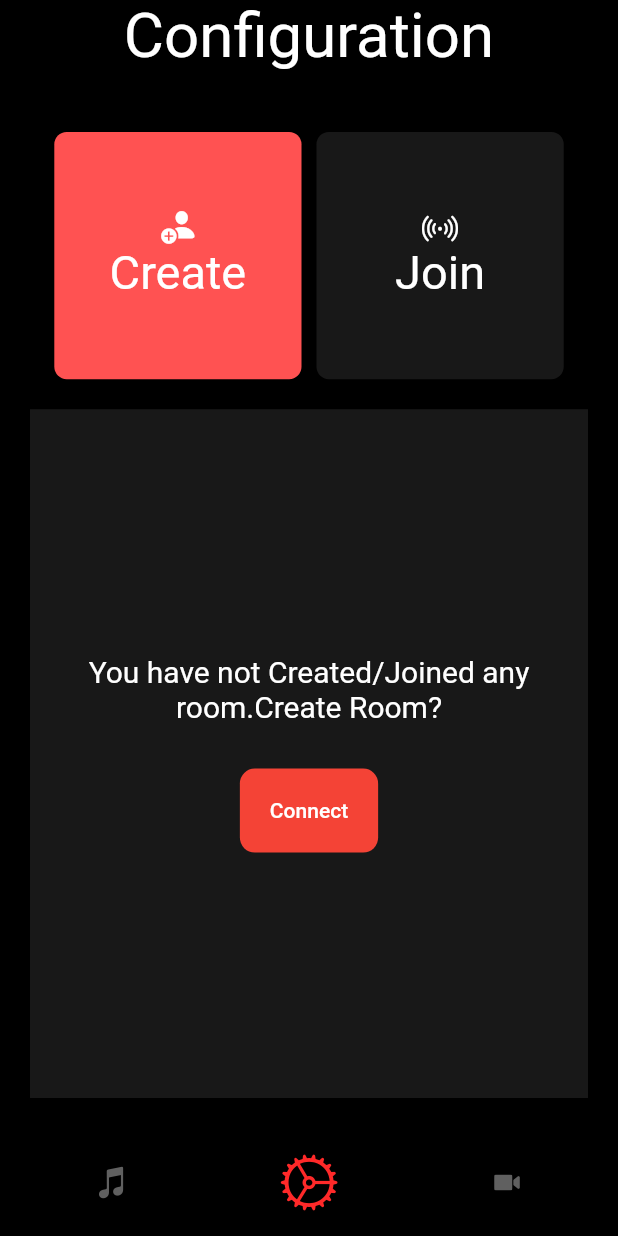
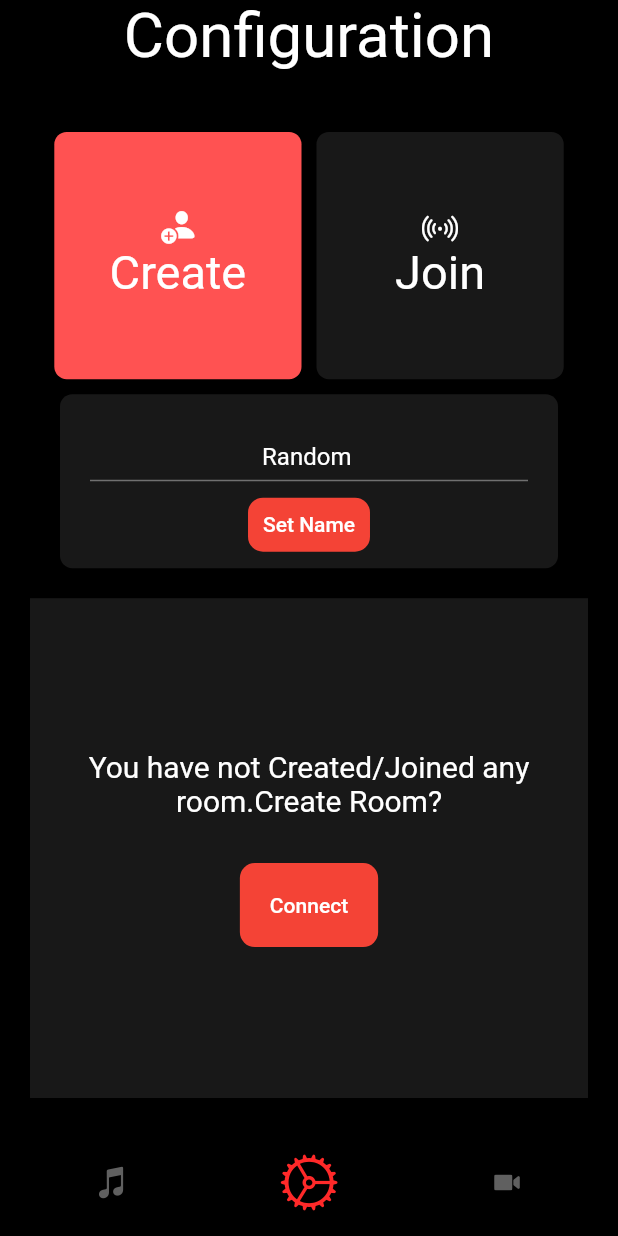
Before and after one commit to Yogeshk4124/SyncPlayer, a Flutter app: the screen it shows after launch, on a phone screen of 412 x 824 dp. Run offline on Flutter 3.47's test engine with Material 2 defaults, Android fonts, the phone set to English and light mode, and no system bars; drawn by our look-alikes of flutter_snake_navigationbar; our stand-ins replace assets_audio_player, file_picker, flick_video_player, google_fonts, sleek_circular_slider, video_player; missing offline and left inert: adv_fab, flutter_widgets.

Commit message:
Username Option created

```diff
--- a/lib/Configuration.dart
+++ b/lib/Configuration.dart
@@ -18,18 +18,22 @@ class Home2 extends StatefulWidget {
 
 class _Home2State extends State<Home2> {
   final _joinController = TextEditingController();
+  final _nameController = TextEditingController();
   int _selected = 1;
   String creating = 'You have not Created/Joined any room.Create Room?',
       button = "Connect",
-      link = 'http://harmonpreet012.centralindia.cloudapp.azure.com:8000/createRoom';
+      link =
+          'http://harmonpreet012.centralindia.cloudapp.azure.com:8000/createRoom';
   String Jjoining = 'Enter Room Id',
       Jbutton = "Join",
-      Jlink = 'http://harmonpreet012.centralindia.cloudapp.azure.com:8000/addUser/';
+      Jlink =
+          'http://harmonpreet012.centralindia.cloudapp.azure.com:8000/addUser/';
   int get = 0;
 
   @override
   void initState() {
     super.initState();
+    _nameController.text = "Random";
     if (widget.data['Create'] == '-1' && widget.data['Join'] != '-1') {
       _selected = 2;
       Jjoining = 'Joined:' + widget.data['Join'].toString();
@@ -37,8 +41,9 @@ class _Home2State extends State<Home2> {
     } else if (widget.data['Create'] != '-1' && widget.data['Join'] == '-1') {
       _selected = 1;
       creating = 'Created:' + widget.data['Create'].toString();
-      link = 'http://harmonpreet012.centralindia.cloudapp.azure.com:8000/closeRoom/' +
-          widget.data['Create'].toString();
+      link =
+          'http://harmonpreet012.centralindia.cloudapp.azure.com:8000/closeRoom/' +
+              widget.data['Create'].toString();
       button = "Disconnect";
     }
   }
@@ -79,8 +84,9 @@ class _Home2State extends State<Home2> {
                       print("CD:1");
                       widget.data['Create'] = decodedData['Room-id'].toString();
                       creating = 'Created:' + widget.data['Create'].toString();
-                      link = 'http://harmonpreet012.centralindia.cloudapp.azure.com:8000/closeRoom/' +
-                          widget.data['Create'].toString();
+                      link =
+                          'http://harmonpreet012.centralindia.cloudapp.azure.com:8000/closeRoom/' +
+                              widget.data['Create'].toString();
                       button = "Disconnect";
                     } else {
                       widget.data['Create'] = '-1';
@@ -88,7 +94,8 @@ class _Home2State extends State<Home2> {
                       creating =
                           'You have not Created/Joined any room.Create Room?';
                       button = "Connect";
-                      link = 'http://harmonpreet012.centralindia.cloudapp.azure.com:8000/createRoom';
+                      link =
+                          'http://harmonpreet012.centralindia.cloudapp.azure.com:8000/createRoom';
                     }
                   });
                 });
@@ -164,8 +171,11 @@ class _Home2State extends State<Home2> {
             ),
             if (get == 1)
               Container(
-                margin: EdgeInsets.only(bottom: 20,top: 5),
-                child: Text("Room Not Found",style: TextStyle(color: Colors.red),),
+                margin: EdgeInsets.only(bottom: 20, top: 5),
+                child: Text(
+                  "Room Not Found",
+                  style: TextStyle(color: Colors.red),
+                ),
               )
             else
               SizedBox.fromSize(
@@ -234,7 +244,6 @@ class _Home2State extends State<Home2> {
       w = join();
     return Scaffold(
       resizeToAvoidBottomInset: false,
-      resizeToAvoidBottomPadding: false,
       backgroundColor: Colors.black,
       body: SafeArea(
         child: Column(
@@ -243,7 +252,7 @@ class _Home2State extends State<Home2> {
             Text(
               "Configuration",
               style: GoogleFonts.poiretOne(
-                fontSize: MediaQuery.of(context).size.width * 0.1,
+                fontSize: MediaQuery.maybeOf(context).size.width * 0.1,
               ),
               maxLines: 1,
             ),
@@ -261,13 +270,13 @@ class _Home2State extends State<Home2> {
                     });
                   },
                   child: Container(
-                    height: MediaQuery.of(context).size.height * 0.20,
-                    width: MediaQuery.of(context).size.height * 0.20,
+                    height: MediaQuery.maybeOf(context).size.height * 0.20,
+                    width: MediaQuery.maybeOf(context).size.height * 0.20,
                     padding: const EdgeInsets.symmetric(
                         horizontal: 20, vertical: 40),
                     decoration: BoxDecoration(
                       borderRadius: BorderRadius.all(Radius.circular(
-                          MediaQuery.of(context).size.width * 0.02)),
+                          MediaQuery.maybeOf(context).size.width * 0.02)),
                       // color: Color(0xff2C353D),
                       color:
                           _selected == 1 ? Colors.redAccent : Color(0xff181818),
@@ -280,7 +289,8 @@ class _Home2State extends State<Home2> {
                             "Create",
                             style: TextStyle(
                                 fontSize:
-                                    MediaQuery.of(context).size.height * 0.038),
+                                    MediaQuery.maybeOf(context).size.height *
+                                        0.038),
                           ),
                         ]),
                   ),
@@ -296,13 +306,13 @@ class _Home2State extends State<Home2> {
                     });
                   },
                   child: Container(
-                    height: MediaQuery.of(context).size.height * 0.20,
-                    width: MediaQuery.of(context).size.height * 0.20,
+                    height: MediaQuery.maybeOf(context).size.height * 0.20,
+                    width: MediaQuery.maybeOf(context).size.height * 0.20,
                     padding: const EdgeInsets.symmetric(
                         horizontal: 20, vertical: 40),
                     decoration: BoxDecoration(
                       borderRadius: BorderRadius.all(Radius.circular(
-                          MediaQuery.of(context).size.width * 0.02)),
+                          MediaQuery.maybeOf(context).size.width * 0.02)),
                       // color: Color(0xff2C353D),
                       color:
                           _selected == 2 ? Colors.redAccent : Color(0xff181818),
@@ -315,12 +325,56 @@ class _Home2State extends State<Home2> {
                             "Join",
                             style: TextStyle(
                                 fontSize:
-                                    MediaQuery.of(context).size.height * 0.038),
+                                    MediaQuery.maybeOf(context).size.height *
+                                        0.038),
                           ),
                         ]),
                   ),
                 ),
               ],
+            ),
+            SizedBox(
+              width: 10,
+              height: 10,
+            ),
+            Container(
+              margin: EdgeInsets.symmetric(horizontal: 40),
+              padding: const EdgeInsets.symmetric(horizontal: 20, vertical: 10),
+              decoration: BoxDecoration(
+                borderRadius: BorderRadius.all(Radius.circular(
+                    MediaQuery.maybeOf(context).size.width * 0.02)),
+                color: Color(0xff181818),
+              ),
+              child: Column(
+                children: [
+                  TextField(
+                    controller: _nameController,
+                    textAlign: TextAlign.center,
+                    decoration: new InputDecoration(
+                      focusedBorder: UnderlineInputBorder(
+                        borderSide: BorderSide(color: Colors.red),
+                      ),
+                      contentPadding: EdgeInsets.only(bottom: -15),
+                    ),
+                  ),
+                  MaterialButton(
+                    onPressed: () {},
+                    child: Container(
+                        margin: EdgeInsets.only(top: 10),
+                        padding:
+                            EdgeInsets.symmetric(vertical: 10, horizontal: 10),
+                        decoration: BoxDecoration(
+                            color: Colors.red,
+                            borderRadius:
+                                BorderRadius.all(Radius.circular(10))),
+                        child: Text(
+                          "Set Name",
+                          style: GoogleFonts.roboto(),
+                          textAlign: TextAlign.center,
+                        )),
+                  ),
+                ],
+              ),
             ),
             Expanded(
               child: Container(
--- a/lib/SplashScreen.dart
+++ b/lib/SplashScreen.dart
@@ -25,6 +25,6 @@ class _SplashScreenState extends State<SplashScreen> {
     return Container(
         alignment: Alignment.center,
         color: Colors.black,
-        child: Image.asset("assets/images/logo.png",width: MediaQuery.of(context).size.width*0.5,fit: BoxFit.fill,height: MediaQuery.of(context).size.width*0.5,));
+        child: Image.asset("assets/images/logo.png",width: MediaQuery.maybeOf(context).size.width*0.5,fit: BoxFit.fill,height: MediaQuery.maybeOf(context).size.width*0.5,));
   }
 }
--- a/lib/Utils/MarqueeText.dart
+++ b/lib/Utils/MarqueeText.dart
@@ -81,8 +81,8 @@ class MarqueeTextState extends State<MarqueeText>
   @override
   void didChangeDependencies() {
     super.didChangeDependencies();
-    screenWidth = MediaQuery.of(context).size.width;
-    screenHeight = MediaQuery.of(context).size.height;
+    screenWidth = MediaQuery.maybeOf(context).size.width;
+    screenHeight = MediaQuery.maybeOf(context).size.height;
   }
 
   Widget getBothEndsChild() {
--- a/lib/VideoPlayers/VideoPlayer.dart
+++ b/lib/VideoPlayers/VideoPlayer.dart
@@ -193,7 +193,7 @@ class _VideoPlayerState extends State<VideoPlayer> {
                         Image.asset(
                           "assets/images/video.jpeg",
                           fit: BoxFit.fill,
-                          height: MediaQuery.of(context).size.height * 0.60,
+                          height: MediaQuery.maybeOf(context).size.height * 0.60,
                         ),
                         Text(
                           'Get Ready!!',
--- a/lib/audioPlayers/audioPlayer.dart
+++ b/lib/audioPlayers/audioPlayer.dart
@@ -175,7 +175,7 @@ class _audioPlayerState extends State<audioPlayer> {
                       appearance: CircularSliderAppearance(
                         angleRange: 360,
                         animationEnabled: false,
-                        size: MediaQuery.of(context).size.width * 0.60,
+                        size: MediaQuery.maybeOf(context).size.width * 0.60,
                         startAngle: 270,
                         animDurationMultiplier: 300,
                         customWidths: CustomSliderWidths(
@@ -203,7 +203,7 @@ class _audioPlayerState extends State<audioPlayer> {
                     s = SleekCircularSlider(
                       appearance: CircularSliderAppearance(
                         angleRange: 360,
-                        size: MediaQuery.of(context).size.width * 0.65,
+                        size: MediaQuery.maybeOf(context).size.width * 0.65,
                         startAngle: 270,
                         animDurationMultiplier: 300,
                         customWidths: CustomSliderWidths(
@@ -273,7 +273,7 @@ class _audioPlayerState extends State<audioPlayer> {
                     text = getSong();
                     return Container(
                       height: 46,
-                      width: MediaQuery.of(context).size.width * 0.8,
+                      width: MediaQuery.maybeOf(context).size.width * 0.8,
                       child: MarqueeText(
                         text: text,
                         textStyle: GoogleFonts.poiretOne(
--- a/lib/audioPlayers/audioPlayerCreate.dart
+++ b/lib/audioPlayers/audioPlayerCreate.dart
@@ -194,7 +194,7 @@ class _audioPlayerCreateState extends State<audioPlayerCreate> {
                       appearance: CircularSliderAppearance(
                         angleRange: 360,
                         animationEnabled: false,
-                        size: MediaQuery.of(context).size.width * 0.60,
+                        size: MediaQuery.maybeOf(context).size.width * 0.60,
                         startAngle: 270,
                         animDurationMultiplier: 300,
                         customWidths: CustomSliderWidths(
@@ -228,7 +228,7 @@ class _audioPlayerCreateState extends State<audioPlayerCreate> {
                     s = SleekCircularSlider(
                       appearance: CircularSliderAppearance(
                         angleRange: 360,
-                        size: MediaQuery.of(context).size.width * 0.65,
+                        size: MediaQuery.maybeOf(context).size.width * 0.65,
                         startAngle: 270,
                         animDurationMultiplier: 300,
                         customWidths: CustomSliderWidths(
@@ -298,7 +298,7 @@ class _audioPlayerCreateState extends State<audioPlayerCreate> {
                     text = getSong();
                     return Container(
                       height: 46,
-                      width: MediaQuery.of(context).size.width * 0.8,
+                      width: MediaQuery.maybeOf(context).size.width * 0.8,
                       child: MarqueeText(
                         text: text,
                         textStyle: GoogleFonts.poiretOne(
--- a/lib/audioPlayers/audioPlayerJoin.dart
+++ b/lib/audioPlayers/audioPlayerJoin.dart
@@ -229,7 +229,7 @@ class _audioPlayerJoinState extends State<audioPlayerJoin> {
                             appearance: CircularSliderAppearance(
                               angleRange: 360,
                               animationEnabled: false,
-                              size: MediaQuery.of(context).size.width * 0.65,
+                              size: MediaQuery.maybeOf(context).size.width * 0.65,
                               startAngle: 270,
                               animDurationMultiplier: 300,
                               customWidths: CustomSliderWidths(
@@ -264,7 +264,7 @@ class _audioPlayerJoinState extends State<audioPlayerJoin> {
                             appearance: CircularSliderAppearance(
                               angleRange: 360,
                               animationEnabled: false,
-                              size: MediaQuery.of(context).size.width * 0.65,
+                              size: MediaQuery.maybeOf(context).size.width * 0.65,
                               startAngle: 270,
                               animDurationMultiplier: 300,
                               customWidths: CustomSliderWidths(
@@ -297,7 +297,7 @@ class _audioPlayerJoinState extends State<audioPlayerJoin> {
                     text = getSong();
                     return Container(
                       height: 46,
-                      width: MediaQuery.of(context).size.width * 0.8,
+                      width: MediaQuery.maybeOf(context).size.width * 0.8,
                       child: MarqueeText(
                         text: text,
                         textStyle: GoogleFonts.poiretOne(
```
Also changed, not shown: lib/Utils/SliderInnerWidget.dart (+5 -5 lines), lib/VideoPlayers/VideoCreate.dart (+5 -5 lines), lib/VideoPlayers/VideoJoin.dart (+5 -5 lines), pubspec.yaml (+8 -3 lines), pubspec.lock.
